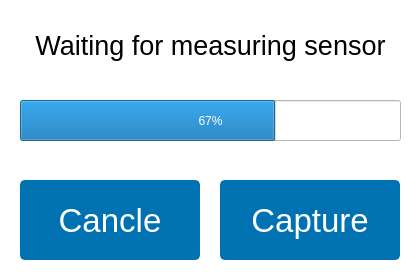
truongkhoa1799/E-Healthcare-System, file gui/progressbar.ui: the form before one commit.
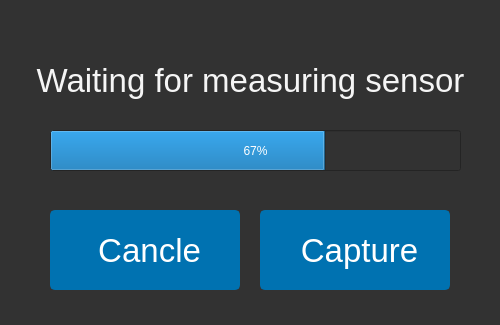
The form after the commit. Icons and pictures are not drawn.

What changed in the file:
```diff
--- a/gui/progressbar.ui
+++ b/gui/progressbar.ui
@@ -6,22 +6,22 @@
    <rect>
     <x>0</x>
     <y>0</y>
-    <width>420</width>
-    <height>280</height>
+    <width>500</width>
+    <height>325</height>
    </rect>
   </property>
   <property name="windowTitle">
    <string>Dialog</string>
   </property>
   <property name="styleSheet">
-   <string notr="true">background: rgb(255, 255, 255);</string>
+   <string notr="true">background: rgb(50, 50, 50);</string>
   </property>
   <widget class="QProgressBar" name="progress_bar">
    <property name="geometry">
     <rect>
-     <x>20</x>
-     <y>100</y>
-     <width>381</width>
+     <x>50</x>
+     <y>130</y>
+     <width>411</width>
      <height>41</height>
     </rect>
    </property>
@@ -35,9 +35,9 @@
   <widget class="QPushButton" name="cancel_but">
    <property name="geometry">
     <rect>
-     <x>20</x>
-     <y>180</y>
-     <width>180</width>
+     <x>50</x>
+     <y>210</y>
+     <width>190</width>
      <height>80</height>
     </rect>
    </property>
@@ -72,7 +72,7 @@
 }</string>
    </property>
    <property name="text">
-    <string>Cancle</string>
+    <string> Cancle</string>
    </property>
    <property name="icon">
     <iconset>
@@ -80,17 +80,17 @@
    </property>
    <property name="iconSize">
     <size>
-     <width>20</width>
-     <height>20</height>
+     <width>40</width>
+     <height>40</height>
     </size>
    </property>
   </widget>
   <widget class="QPushButton" name="capture_but">
    <property name="geometry">
     <rect>
-     <x>220</x>
-     <y>180</y>
-     <width>180</width>
+     <x>260</x>
+     <y>210</y>
+     <width>190</width>
      <height>80</height>
     </rect>
    </property>
@@ -125,7 +125,7 @@
 }</string>
    </property>
    <property name="text">
-    <string>Capture</string>
+    <string> Capture</string>
    </property>
    <property name="icon">
     <iconset>
@@ -133,8 +133,8 @@
    </property>
    <property name="iconSize">
     <size>
-     <width>20</width>
-     <height>20</height>
+     <width>30</width>
+     <height>30</height>
     </size>
    </property>
   </widget>
@@ -142,19 +142,18 @@
    <property name="geometry">
     <rect>
      <x>20</x>
-     <y>10</y>
-     <width>381</width>
-     <height>71</height>
+     <y>50</y>
+     <width>461</width>
+     <height>61</height>
     </rect>
    </property>
    <property name="font">
     <font>
-     <pointsize>20</pointsize>
+     <pointsize>25</pointsize>
     </font>
    </property>
    <property name="styleSheet">
-    <string notr="true">background: transparent;
-color: rgb(0, 0, 0)</string>
+    <string notr="true">color: rgb(245,245,245);</string>
    </property>
    <property name="text">
     <string>Waiting for measuring sensor</string>
```
Left out of the diff: 4 changed lines with no effect on the pictures.
